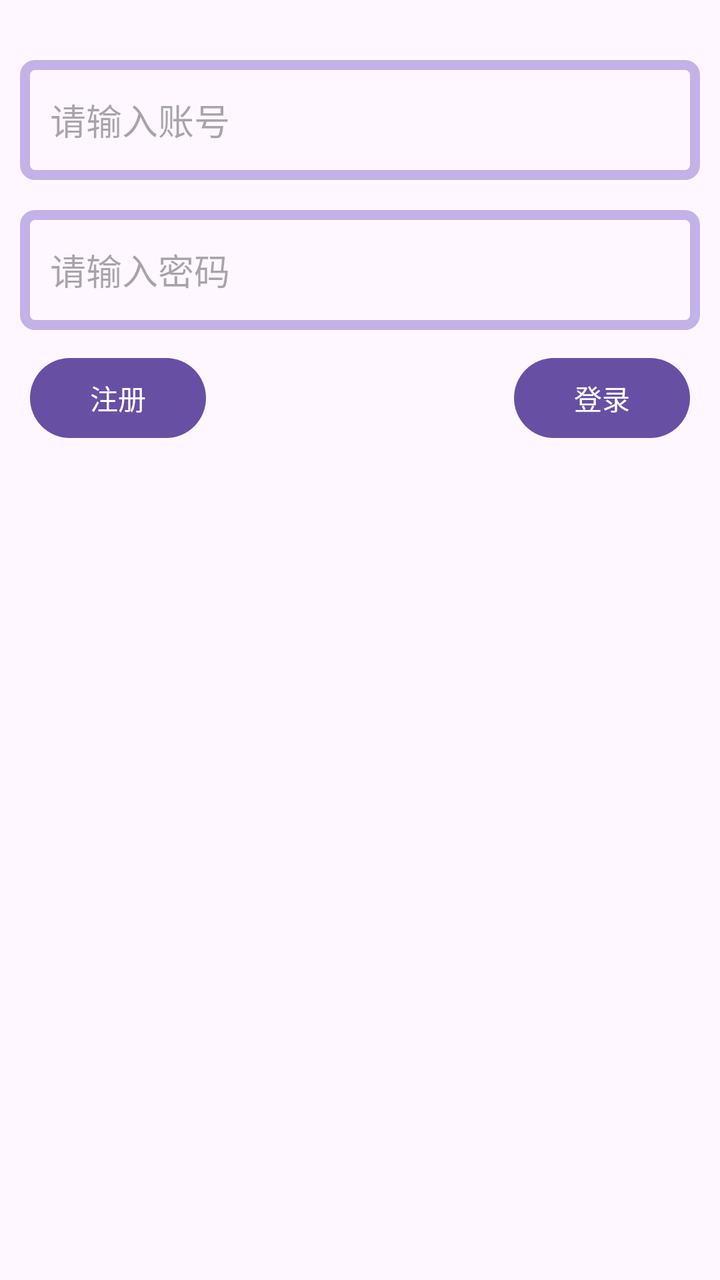
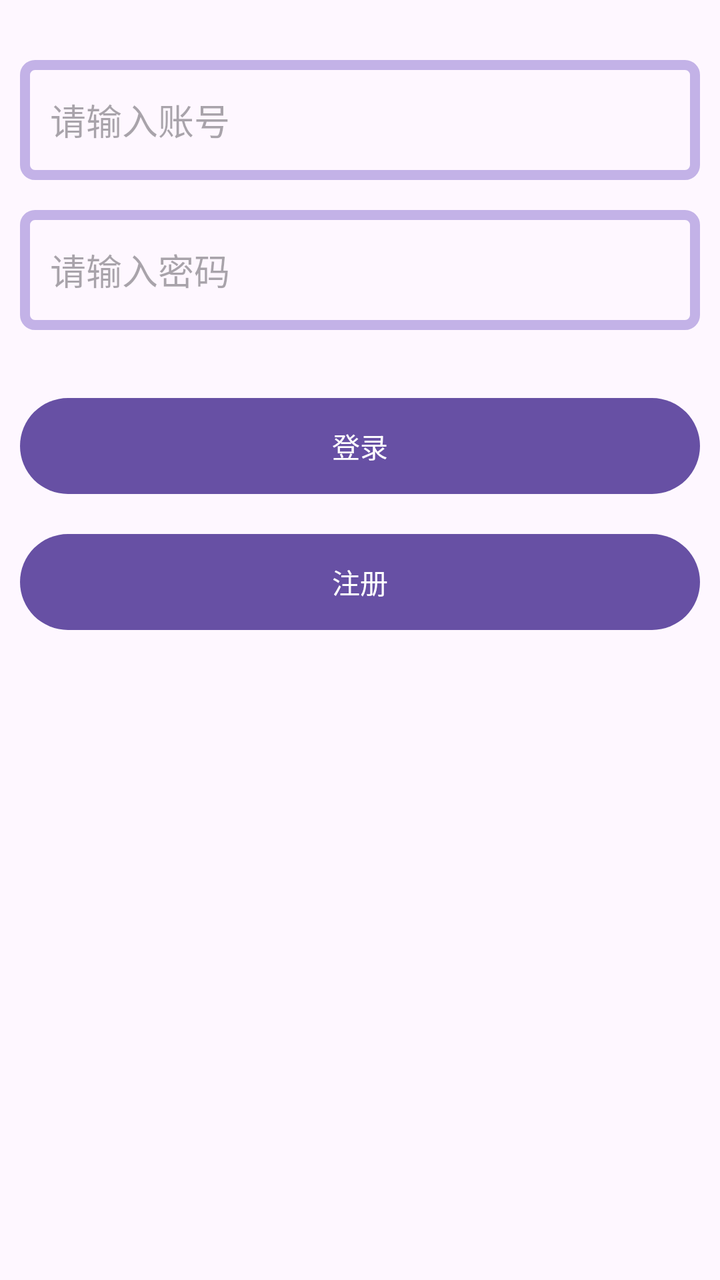

The first picture is an Android layout as it rendered before a commit; the second is the same layout after the commit. The layout source and the unified diff follow.
<!-- AndroidManifest.xml: application theme Theme.ExamProject -->
<!-- res/layout/fragment_login_and_register.xml -->
<?xml version="1.0" encoding="utf-8"?>
<androidx.constraintlayout.widget.ConstraintLayout xmlns:android="http://schemas.android.com/apk/res/android"
    xmlns:app="http://schemas.android.com/apk/res-auto"
    xmlns:tools="http://schemas.android.com/tools"
    android:layout_width="match_parent"
    android:layout_height="match_parent"
    tools:context=".ui.fragment.LoginAndRegisterFragment"
    android:fitsSystemWindows="true">

    <androidx.appcompat.widget.Toolbar
        android:id="@+id/login_toolbar"
        android:layout_width="match_parent"
        android:layout_height="?attr/actionBarSize"
        android:visibility="gone"
        app:layout_constraintTop_toTopOf="parent"
        app:navigationIcon="@drawable/ic_back"
        tools:title="@string/exchange_account"
        tools:visibility="visible" />

    <EditText
        android:id="@+id/account_edit"
        android:layout_width="0dp"
        android:layout_height="60dp"
        android:layout_marginStart="10dp"
        android:layout_marginEnd="10dp"
        android:layout_marginTop="30dp"
        android:background="@drawable/shape_edit_bg"
        android:hint="@string/please_input_account"
        app:layout_constraintEnd_toEndOf="parent"
        app:layout_constraintStart_toStartOf="parent"
        app:layout_constraintTop_toBottomOf="@id/login_toolbar" />

    <EditText
        android:id="@+id/password_edit"
        android:layout_width="0dp"
        android:layout_height="60dp"
        android:layout_marginStart="10dp"
        android:layout_marginTop="15dp"
        android:layout_marginEnd="10dp"
        android:background="@drawable/shape_edit_bg"
        android:hint="@string/please_input_password"
        android:inputType="textPassword"
        app:layout_constraintEnd_toEndOf="parent"
        app:layout_constraintStart_toStartOf="parent"
        app:layout_constraintTop_toBottomOf="@id/account_edit" />

    <Button
        android:id="@+id/register_btn"
        android:layout_width="wrap_content"
        android:layout_height="wrap_content"
        android:layout_marginStart="15dp"
        android:layout_marginTop="10dp"
        android:text="@string/register"
        app:layout_constraintStart_toStartOf="parent"
        app:layout_constraintTop_toBottomOf="@id/password_edit" />

    <Button
        android:id="@+id/login_btn"
        android:layout_width="wrap_content"
        android:layout_height="wrap_content"
        android:layout_marginTop="10dp"
        android:layout_marginEnd="15dp"
        android:text="@string/login"
        app:layout_constraintEnd_toEndOf="parent"
        app:layout_constraintTop_toBottomOf="@id/password_edit" />


</androidx.constraintlayout.widget.ConstraintLayout>
<!-- resources referenced by this layout -->
<resources>
  <!-- drawable ic_back (drawable) -->
  <vector xmlns:android="http://schemas.android.com/apk/res/android"
      android:width="30dp"
      android:height="30dp"
      android:viewportWidth="1024"
      android:viewportHeight="1024">
    <path
        android:pathData="M928.1,478.2H173.2l267.9,-267.9c12.4,-12.4 12.5,-32.8 0,-45.2 -12.4,-12.4 -32.8,-12.4 -45.2,0L73.4,487.5c-4.6,4.6 -7.5,10.2 -8.7,16.1v0.1c-0.1,0.4 -0.2,0.8 -0.2,1.2 0,0.1 0,0.3 -0.1,0.4 0,0.3 -0.1,0.7 -0.1,1 0,0.2 -0.1,0.4 -0.1,0.6 0,0.3 0,0.6 -0.1,0.9v4.1c0,0.5 0.1,0.9 0.1,1.4v0.1c0.7,7 3.8,13.9 9.1,19.2l322.5,322.5c12.4,12.4 32.8,12.4 45.2,0 12.4,-12.4 12.5,-32.8 0,-45.2L173.3,542.2h754.8c17.6,0 32,-14.4 32,-32s-14.4,-32 -32,-32z"
        android:fillColor="#666666"/>
  </vector>
  <!-- drawable shape_edit_bg (drawable) -->
  <?xml version="1.0" encoding="utf-8"?>
  <shape xmlns:android="http://schemas.android.com/apk/res/android"
      android:shape="rectangle">
      <stroke
          android:width="5dp"
          android:color="#D3B7A5E2" />
      <padding
          android:left="5dp"
          android:right="5dp" />
      <corners android:radius="5dp" />
      <padding android:left="15dp"/>
  </shape>
  <string name="exchange_account">切换账号</string>
  <string name="login">登录</string>
  <string name="please_input_account">请输入账号</string>
  <string name="please_input_password">请输入密码</string>
  <string name="register">注册</string>
  <style name="Theme.ExamProject" parent="Base.Theme.ExamProject" />
  <style name="Base.Theme.ExamProject" parent="Theme.Material3.DayNight.NoActionBar">
          
          
      </style>
</resources>

<!-- the commit's change to res/layout/fragment_login_and_register.xml (unified diff, before → after) -->
@@ -1,68 +1,79 @@
 <?xml version="1.0" encoding="utf-8"?>
-<androidx.constraintlayout.widget.ConstraintLayout xmlns:android="http://schemas.android.com/apk/res/android"
+<androidx.core.widget.NestedScrollView xmlns:android="http://schemas.android.com/apk/res/android"
     xmlns:app="http://schemas.android.com/apk/res-auto"
     xmlns:tools="http://schemas.android.com/tools"
     android:layout_width="match_parent"
     android:layout_height="match_parent"
-    tools:context=".ui.fragment.LoginAndRegisterFragment"
-    android:fitsSystemWindows="true">
+    android:fillViewport="true"
+    android:fitsSystemWindows="true"
+    tools:context=".ui.fragment.LoginAndRegisterFragment">
 
-    <androidx.appcompat.widget.Toolbar
-        android:id="@+id/login_toolbar"
+    <androidx.constraintlayout.widget.ConstraintLayout
         android:layout_width="match_parent"
-        android:layout_height="?attr/actionBarSize"
-        android:visibility="gone"
-        app:layout_constraintTop_toTopOf="parent"
-        app:navigationIcon="@drawable/ic_back"
-        tools:title="@string/exchange_account"
-        tools:visibility="visible" />
+        android:layout_height="wrap_content"
+        android:paddingBottom="24dp">
 
-    <EditText
-        android:id="@+id/account_edit"
-        android:layout_width="0dp"
-        android:layout_height="60dp"
-        android:layout_marginStart="10dp"
-        android:layout_marginEnd="10dp"
-        android:layout_marginTop="30dp"
-        android:background="@drawable/shape_edit_bg"
-        android:hint="@string/please_input_account"
-        app:layout_constraintEnd_toEndOf="parent"
-        app:layout_constraintStart_toStartOf="parent"
-        app:layout_constraintTop_toBottomOf="@id/login_toolbar" />
+        <androidx.appcompat.widget.Toolbar
+            android:id="@+id/login_toolbar"
+            android:layout_width="match_parent"
+            android:layout_height="?attr/actionBarSize"
+            android:visibility="gone"
+            app:layout_constraintTop_toTopOf="parent"
+            app:navigationIcon="@drawable/ic_back"
+            tools:title="@string/exchange_account"
+            tools:visibility="visible" />
 
-    <EditText
-        android:id="@+id/password_edit"
-        android:layout_width="0dp"
-        android:layout_height="60dp"
-        android:layout_marginStart="10dp"
-        android:layout_marginTop="15dp"
-        android:layout_marginEnd="10dp"
-        android:background="@drawable/shape_edit_bg"
-        android:hint="@string/please_input_password"
-        android:inputType="textPassword"
-        app:layout_constraintEnd_toEndOf="parent"
-        app:layout_constraintStart_toStartOf="parent"
-        app:layout_constraintTop_toBottomOf="@id/account_edit" />
+        <EditText
+            android:id="@+id/account_edit"
+            android:layout_width="0dp"
+            android:layout_height="60dp"
+            android:layout_marginStart="10dp"
+            android:layout_marginEnd="10dp"
+            android:layout_marginTop="30dp"
+            android:background="@drawable/shape_edit_bg"
+            android:hint="@string/please_input_account"
+            app:layout_constraintEnd_toEndOf="parent"
+            app:layout_constraintStart_toStartOf="parent"
+            app:layout_constraintTop_toBottomOf="@id/login_toolbar" />
 
-    <Button
-        android:id="@+id/register_btn"
-        android:layout_width="wrap_content"
-        android:layout_height="wrap_content"
-        android:layout_marginStart="15dp"
-        android:layout_marginTop="10dp"
-        android:text="@string/register"
-        app:layout_constraintStart_toStartOf="parent"
-        app:layout_constraintTop_toBottomOf="@id/password_edit" />
+        <EditText
+            android:id="@+id/password_edit"
+            android:layout_width="0dp"
+            android:layout_height="60dp"
+            android:layout_marginStart="10dp"
+            android:layout_marginTop="15dp"
+            android:layout_marginEnd="10dp"
+            android:background="@drawable/shape_edit_bg"
+            android:hint="@string/please_input_password"
+            android:inputType="textPassword"
+            app:layout_constraintEnd_toEndOf="parent"
+            app:layout_constraintStart_toStartOf="parent"
+            app:layout_constraintTop_toBottomOf="@id/account_edit" />
 
-    <Button
-        android:id="@+id/login_btn"
-        android:layout_width="wrap_content"
-        android:layout_height="wrap_content"
-        android:layout_marginTop="10dp"
-        android:layout_marginEnd="15dp"
-        android:text="@string/login"
-        app:layout_constraintEnd_toEndOf="parent"
-        app:layout_constraintTop_toBottomOf="@id/password_edit" />
+        <Button
+            android:id="@+id/login_btn"
+            android:layout_width="0dp"
+            android:layout_height="56dp"
+            android:layout_marginStart="10dp"
+            android:layout_marginEnd="10dp"
+            android:layout_marginTop="30dp"
+            android:text="@string/login"
+            app:layout_constraintEnd_toEndOf="parent"
+            app:layout_constraintStart_toStartOf="parent"
+            app:layout_constraintTop_toBottomOf="@id/password_edit" />
 
+        <Button
+            android:id="@+id/register_btn"
+            android:layout_width="0dp"
+            android:layout_height="56dp"
+            android:layout_marginStart="10dp"
+            android:layout_marginEnd="10dp"
+            android:layout_marginTop="12dp"
+            android:text="@string/register"
+            app:layout_constraintEnd_toEndOf="parent"
+            app:layout_constraintStart_toStartOf="parent"
+            app:layout_constraintTop_toBottomOf="@id/login_btn" />
 
-</androidx.constraintlayout.widget.ConstraintLayout>
+    </androidx.constraintlayout.widget.ConstraintLayout>
+
+</androidx.core.widget.NestedScrollView>
